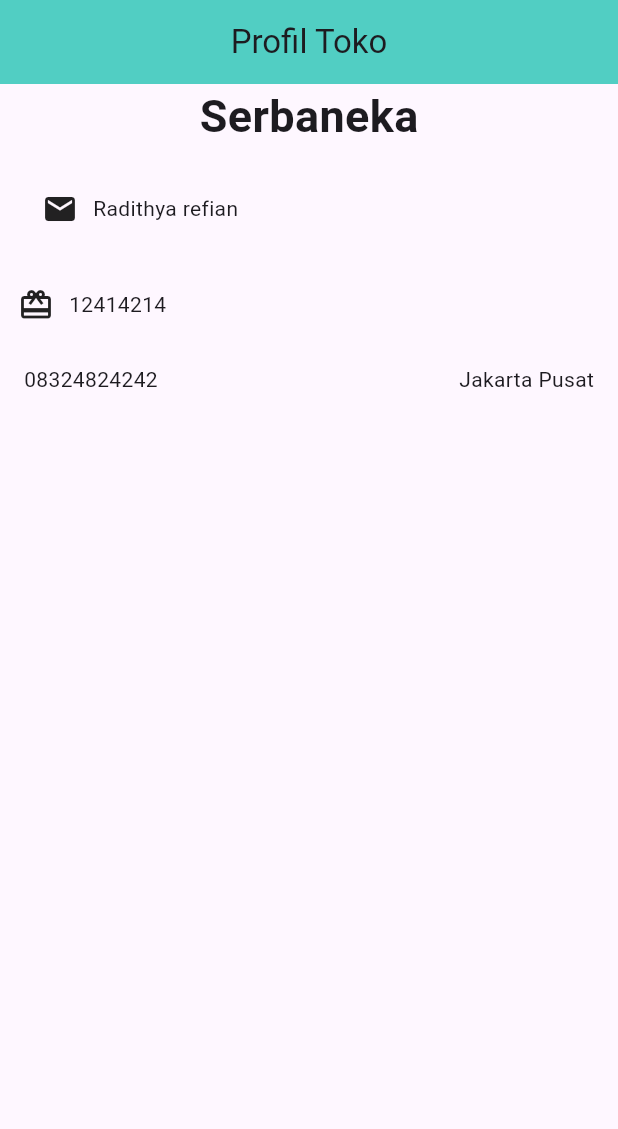
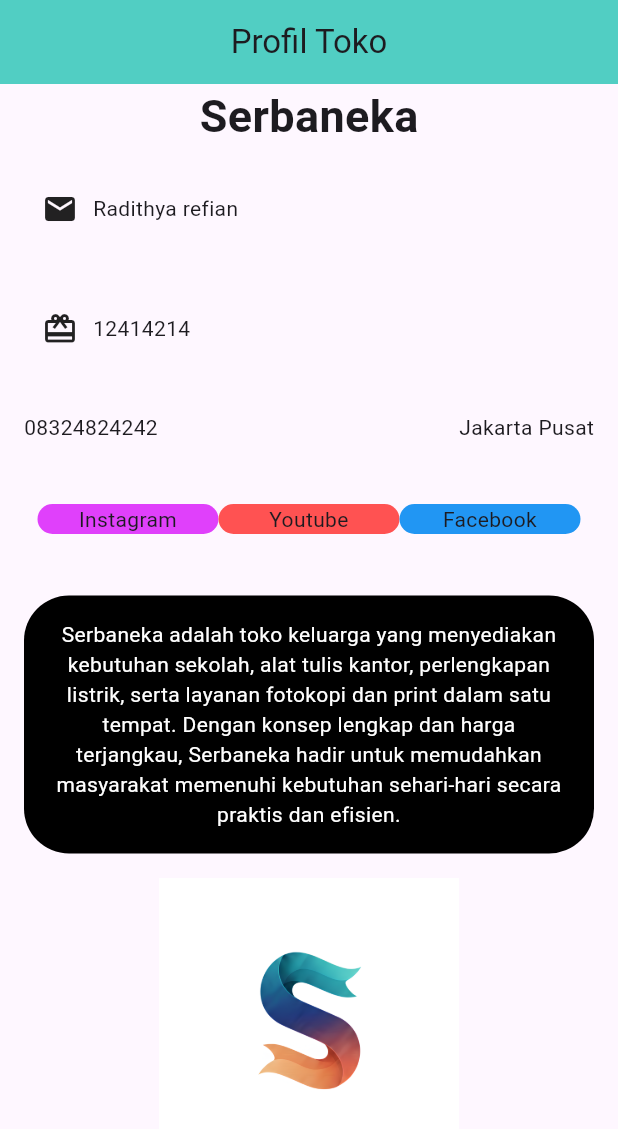
Before and after one commit to radithyarefian/flutter_ppkd, a Flutter app: the screen it shows after launch, on a phone screen of 412 x 824 dp. Shown: the top 1129 px of the screen. Run offline on Flutter 3.47's test engine with Material 3 defaults, Android fonts, the phone set to English and light mode, and no system bars.

Commit message:
update "tugas 2 beres"

```diff
--- a/lib/tugas/tugas_2.dart
+++ b/lib/tugas/tugas_2.dart
@@ -6,7 +6,7 @@ class Tugas2 extends StatelessWidget {
   @override
   Widget build(BuildContext context) {
     return Scaffold(
-      /* Soal no 1  */
+      /* Soal no 1 (Header Halaman)  */
       appBar: AppBar(
         title: Text("Profil Toko"),
         backgroundColor: Color(0xff51cec3),
@@ -14,7 +14,7 @@ class Tugas2 extends StatelessWidget {
       ),
       body: Column(
         children: [
-          /* Soal no 2  */
+          /* Soal no 2 ( Identitas Utama) */
           Center(
             child:
             Text("Serbaneka",
@@ -25,11 +25,11 @@ class Tugas2 extends StatelessWidget {
             ),
           ),
 
-        /* Soal no 3  */
+        /* Soal no 3 (Detail Kontak/Informasi ) */
         Padding(
-          padding: EdgeInsets.all(16),
+          padding: EdgeInsets.all(16.0),
           child: Container(
-            padding: EdgeInsets.all(12),
+            padding: EdgeInsets.all(12.0),
             child: Row(
               children: [
                 Icon(Icons.email),
@@ -39,9 +39,10 @@ class Tugas2 extends StatelessWidget {
             ),
           ),
         ),
-        Container(
+        Padding(
+          padding: const EdgeInsets.all(16.0),
           child: Container(
-            padding: EdgeInsets.all(12),
+            padding: EdgeInsets.all(12.0),
             child: Row(
               children: [
                 Icon(Icons.card_giftcard),
@@ -51,7 +52,7 @@ class Tugas2 extends StatelessWidget {
             ),
           ),
         ),
-        /* Soal no 4 */
+        /* Soal no 4 (Aksi/Informasi Pendukung)*/
         Padding(
           padding: EdgeInsets.all(16),
           child: Row(
@@ -62,6 +63,78 @@ class Tugas2 extends StatelessWidget {
             ],
           ),
         ),
+        /* Soal no 5 ( Area Statistik Horizontal) */
+        Padding(
+          padding: EdgeInsets.all(25.0),
+        child: Container(
+          child: Row(
+            children: [
+              Expanded(
+              child: Container(
+                decoration: BoxDecoration(
+                  color: Colors.purpleAccent,
+                  borderRadius: BorderRadius.circular(30)
+                  ),
+                child: Text("Instagram",
+                textAlign: TextAlign.center,
+                ),
+              ),
+              ),
+              Expanded(
+              child: Container(
+                decoration: BoxDecoration(
+                  color: Colors.redAccent,
+                  borderRadius: BorderRadius.circular(30)
+                  ),
+                child: Text("Youtube",
+                textAlign: TextAlign.center,
+                ),
+              ),
+              ),
+              Expanded(
+              child: Container(
+                decoration: BoxDecoration(
+                  color: Colors.blue,
+                  borderRadius: BorderRadius.circular(30)
+                  ),
+                child: Text("Facebook",
+                textAlign: TextAlign.center,
+                ),
+              ),
+              )
+            ],
+          ),
+        ),
+        ),
+        /* Soal no 6 (Deskripsi Naratif) */
+        Padding(
+          padding: EdgeInsets.all(16.0),
+          child: Container(
+            padding: EdgeInsets.all(16.0),
+            decoration: BoxDecoration(
+              borderRadius: BorderRadius.circular(30),
+              color: Colors.black
+            ),
+            child: Text(
+              "Serbaneka adalah toko keluarga yang menyediakan kebutuhan sekolah, alat tulis kantor, perlengkapan listrik, serta layanan fotokopi dan print dalam satu tempat. Dengan konsep lengkap dan harga terjangkau, Serbaneka hadir untuk memudahkan masyarakat memenuhi kebutuhan sehari-hari secara praktis dan efisien.",
+              textAlign: TextAlign.center,
+              style: TextStyle(
+                color: Colors.white,
+              ),
+              ),
+          ),
+          ),
+        /* Soal no 7 (Visual Branding) */
+        Container(
+          child: Column(
+            children: [
+              Image.asset(
+                "assets/images/3.png",
+                width: 200,
+                ),
+            ],
+          ),
+        ),
         ],
       ),
     );
```
Also changed, not shown: assets/images/3.png (added).
